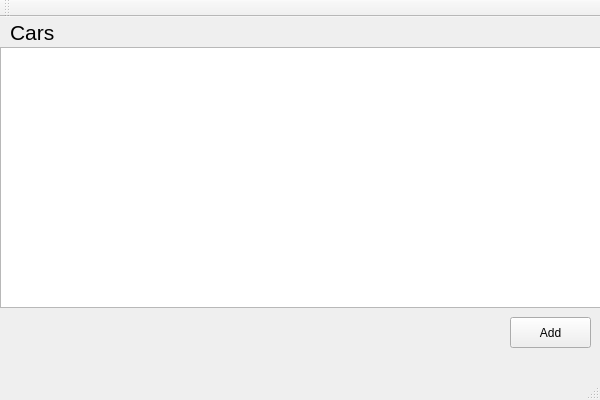
The window that CarFleet.ui (bwalczyk1/CarFleet) describes before a commit, drawn with Qt 5.
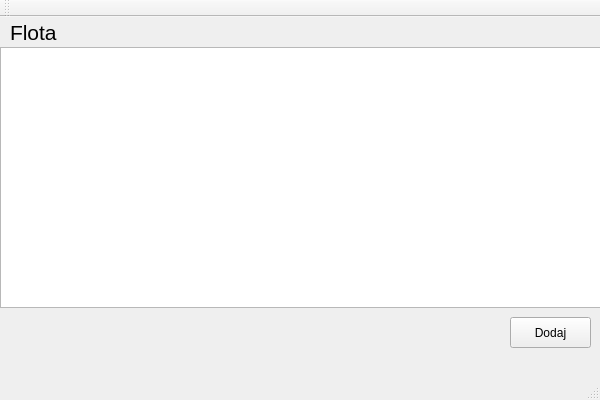
The same window after the commit.

Diff of the .ui file:
```diff
--- a/CarFleet.ui
+++ b/CarFleet.ui
@@ -39,7 +39,7 @@
      </font>
     </property>
     <property name="text">
-     <string>Cars</string>
+     <string>Flota</string>
     </property>
    </widget>
    <widget class="QPushButton" name="addButton">
@@ -52,7 +52,7 @@
      </rect>
     </property>
     <property name="text">
-     <string>Add</string>
+     <string>Dodaj</string>
     </property>
    </widget>
   </widget>
```
